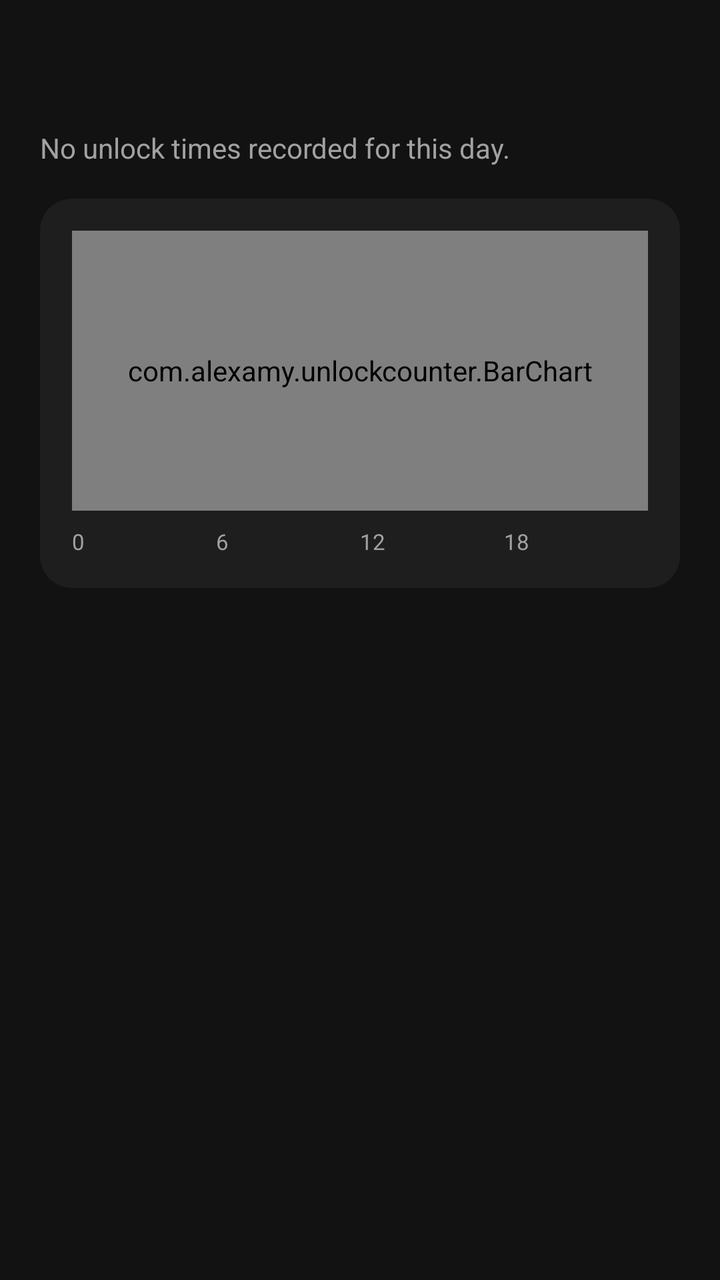
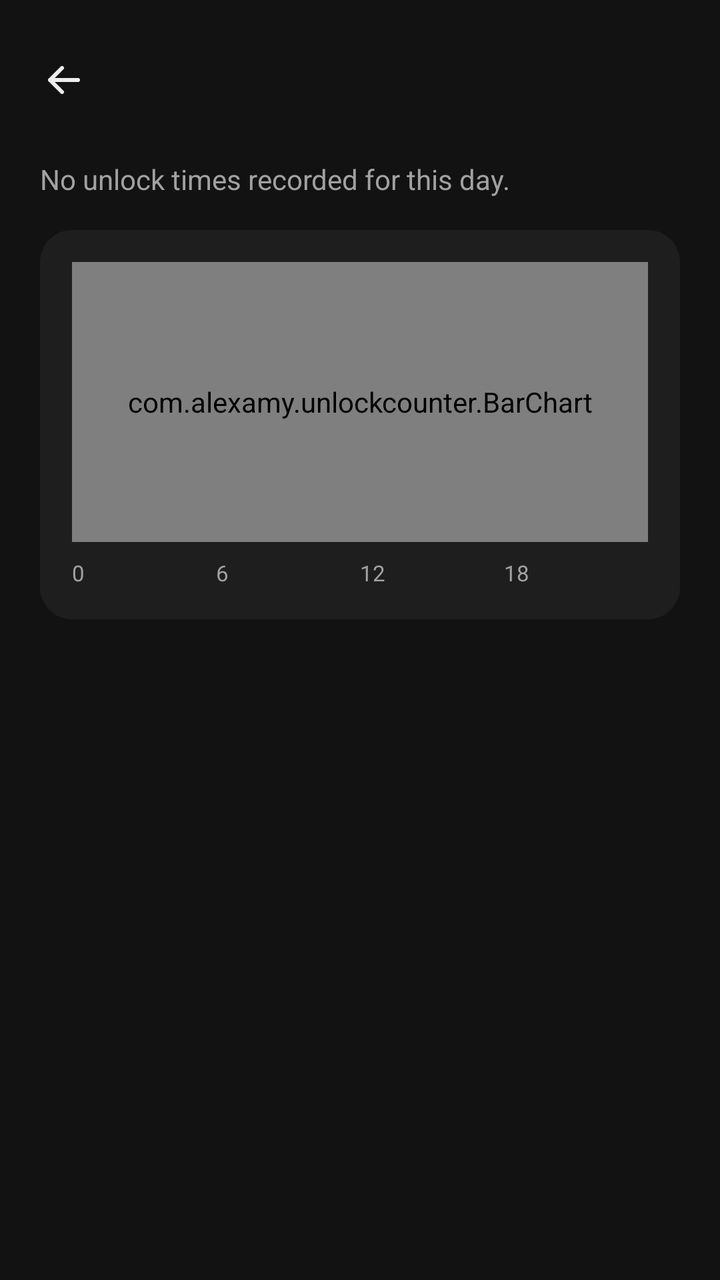

Screens rendered from an Android XML layout before and after an edit, with the pre-edit source and the edit as a unified diff.
<!-- AndroidManifest.xml: activity theme AppTheme -->
<!-- res/layout/activity_day.xml -->
<?xml version="1.0" encoding="utf-8"?>
<LinearLayout xmlns:android="http://schemas.android.com/apk/res/android"
    android:id="@+id/root"
    android:layout_width="match_parent"
    android:layout_height="match_parent"
    android:orientation="vertical">

    <LinearLayout
        android:layout_width="match_parent"
        android:layout_height="wrap_content"
        android:layout_marginTop="16dp"
        android:gravity="center_vertical"
        android:orientation="horizontal"
        android:paddingHorizontal="8dp">

        <ImageButton
            android:id="@+id/back"
            style="@style/Spot"
            android:background="?android:attr/selectableItemBackgroundBorderless"
            android:contentDescription="@string/back"
            android:src="@drawable/ic_back"
            android:tint="@color/text" />

        <TextView
            android:id="@+id/title"
            android:layout_width="0dp"
            android:layout_height="wrap_content"
            android:layout_marginStart="4dp"
            android:layout_weight="1"
            android:accessibilityHeading="true"
            android:textColor="@color/text"
            android:textSize="24sp"
            android:textStyle="bold" />
    </LinearLayout>

    <TextView
        android:id="@+id/day_empty"
        android:layout_width="match_parent"
        android:layout_height="wrap_content"
        android:paddingHorizontal="20dp"
        android:paddingTop="16dp"
        android:text="@string/day_no_times"
        android:textColor="@color/text_muted"
        android:textSize="14sp" />

    <LinearLayout
        android:id="@+id/day_content"
        android:layout_width="match_parent"
        android:layout_height="match_parent"
        android:orientation="vertical"
        android:paddingHorizontal="20dp">

        <LinearLayout
            android:layout_width="match_parent"
            android:layout_height="wrap_content"
            android:layout_marginVertical="16dp"
            android:background="@drawable/bg_card"
            android:orientation="vertical"
            android:padding="16dp">

            <com.alexamy.unlockcounter.BarChart
                android:id="@+id/hours"
                android:layout_width="match_parent"
                android:layout_height="140dp" />

            <LinearLayout
                android:layout_width="match_parent"
                android:layout_height="wrap_content"
                android:layout_marginTop="8dp"
                android:importantForAccessibility="noHideDescendants"
                android:orientation="horizontal">

                <TextView style="@style/HourLabel" android:text="0" />
                <TextView style="@style/HourLabel" android:text="6" />
                <TextView style="@style/HourLabel" android:text="12" />
                <TextView style="@style/HourLabel" android:text="18" />
            </LinearLayout>
        </LinearLayout>

        <TextView
            android:id="@+id/partial"
            android:layout_width="match_parent"
            android:layout_height="wrap_content"
            android:layout_marginBottom="8dp"
            android:textColor="@color/text_muted"
            android:textSize="13sp" />

        <ListView
            android:id="@+id/times"
            android:layout_width="match_parent"
            android:layout_height="0dp"
            android:layout_weight="1"
            android:divider="@color/surface_high"
            android:dividerHeight="1dp" />
    </LinearLayout>
</LinearLayout>
<!-- resources referenced by this layout -->
<resources>
  <color name="surface_high">#2A2A2A</color>
  <color name="text">#EDEDED</color>
  <color name="text_muted">#A1A1A1</color>
  <!-- drawable bg_card (drawable) -->
  <?xml version="1.0" encoding="utf-8"?>
  <shape xmlns:android="http://schemas.android.com/apk/res/android" android:shape="rectangle">
      <solid android:color="@color/surface" />
      <corners android:radius="16dp" />
  </shape>
  <!-- drawable ic_back (drawable) -->
  <?xml version="1.0" encoding="utf-8"?>
  <vector xmlns:android="http://schemas.android.com/apk/res/android"
      android:width="24dp"
      android:height="24dp"
      android:autoMirrored="true"
      android:viewportWidth="24"
      android:viewportHeight="24">
      <path
          android:pathData="M19,12H5M11,6l-6,6 6,6"
          android:strokeWidth="2"
          android:strokeColor="#FFFFFF"
          android:strokeLineCap="round"
          android:strokeLineJoin="round" />
  </vector>
  <string name="back">Back</string>
  <string name="day_no_times">No unlock times recorded for this day.</string>
  <style name="HourLabel">
          <item name="android:layout_width">0dp</item>
          <item name="android:layout_height">wrap_content</item>
          <item name="android:layout_weight">1</item>
          <item name="android:textColor">@color/text_muted</item>
          <item name="android:textSize">11sp</item>
      </style>
  <style name="Spot" parent="@android:style/Widget.DeviceDefault.Button.Borderless">
          <item name="android:minHeight">48dp</item>
          <item name="android:minWidth">48dp</item>
          <item name="android:background">@drawable/bg_spot</item>
          <item name="android:stateListAnimator">@null</item>
      </style>
  <style name="AppTheme" parent="@android:style/Theme.DeviceDefault.NoActionBar">
          <item name="android:windowBackground">@color/background</item>
          <item name="android:statusBarColor">@color/background</item>
          <item name="android:navigationBarColor">@color/background</item>
          <item name="android:colorAccent">@color/accent</item>
          <item name="android:textColorPrimary">@color/text</item>
          <item name="android:textColorSecondary">@color/text_muted</item>
      </style>
  <color name="surface">#1E1E1E</color>
  <!-- drawable bg_spot (drawable) -->
  <?xml version="1.0" encoding="utf-8"?>
  <selector xmlns:android="http://schemas.android.com/apk/res/android">
      <item android:state_selected="true">
          <shape android:shape="rectangle">
              <solid android:color="@color/accent" />
              <corners android:radius="10dp" />
          </shape>
      </item>
      <item>
          <shape android:shape="rectangle">
              <solid android:color="@color/surface_high" />
              <corners android:radius="10dp" />
          </shape>
      </item>
  </selector>
  <color name="background">#121212</color>
  <color name="accent">#8AB4F8</color>
</resources>

<!-- the commit's change to res/layout/activity_day.xml (unified diff, before → after) -->
@@ -16,6 +16,8 @@
         <ImageButton
             android:id="@+id/back"
             style="@style/Spot"
+            android:layout_width="48dp"
+            android:layout_height="48dp"
             android:background="?android:attr/selectableItemBackgroundBorderless"
             android:contentDescription="@string/back"
             android:src="@drawable/ic_back"
